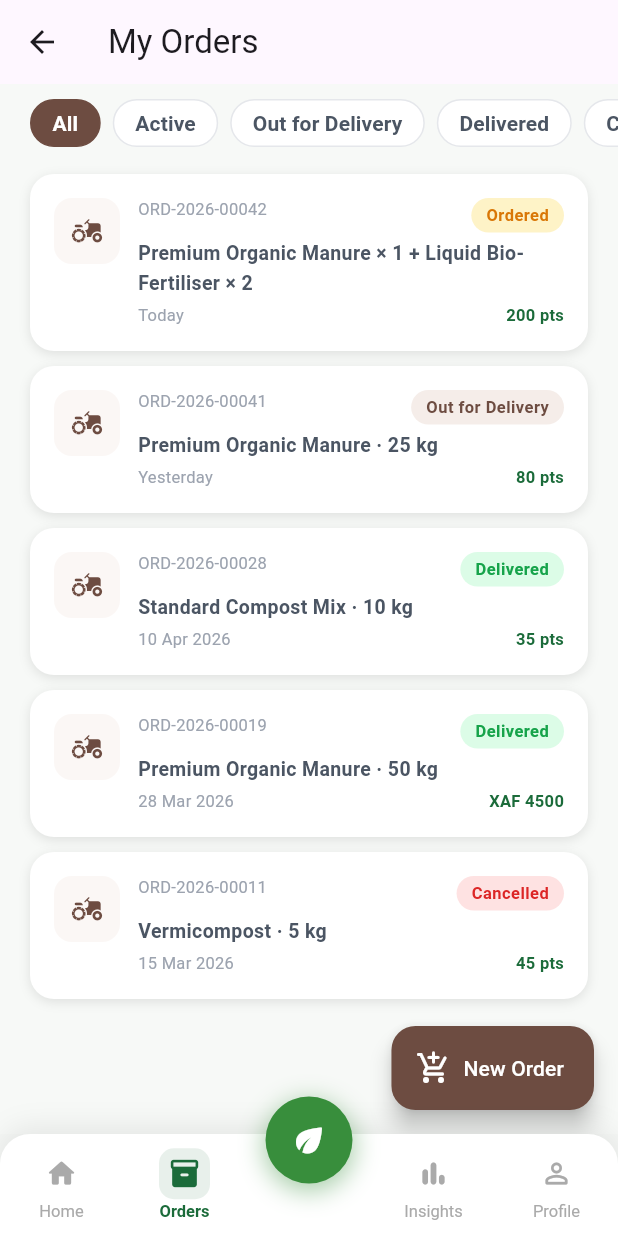
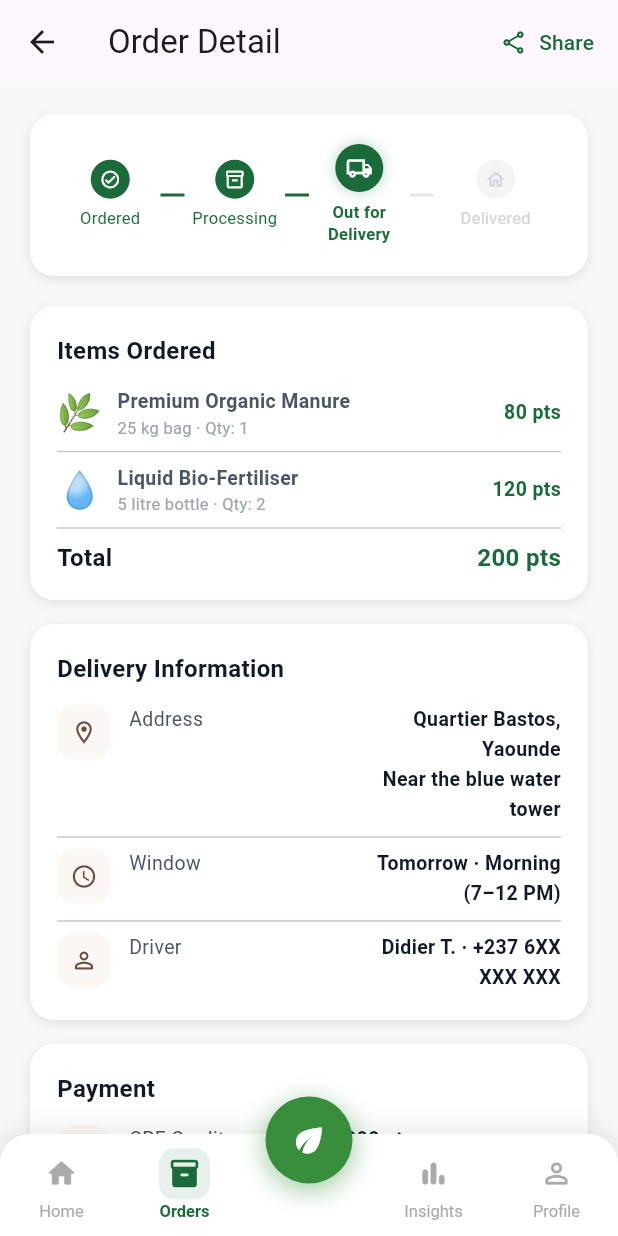
Before and after one commit to Kanjo-Elkamira-Ndi/crrf-mobile-platform, a Flutter app: the screen it shows after launch, on a phone screen of 412 x 824 dp. Run offline on Flutter 3.47's test engine with Material 3 defaults, Android fonts, the phone set to English and light mode, and no system bars; Roboto replaces fonts that are missing (DM Sans).

Commit message:
Created the farmers order detail  screen

```diff
--- a/mobile_app/lib/main.dart
+++ b/mobile_app/lib/main.dart
@@ -28,7 +28,8 @@
 // import 'package:crrfapp/pages/f04_cart_screen.dart';
 // import 'package:crrfapp/pages/f05_delivery_details_screen.dart';
 // import 'package:crrfapp/pages/f06_order_confirmation_screen.dart';
-import 'package:crrfapp/pages/f07_order_history_screen.dart';
+// import 'package:crrfapp/pages/f07_order_history_screen.dart';
+import 'package:crrfapp/pages/f08_order_detail_screen.dart';
 // import 'package:crrfapp/core/constants/app_constants.dart';
 import 'package:flutter/material.dart';
 
@@ -75,8 +76,8 @@ class MyApp extends StatelessWidget {
       // home: const CartScreen(),
       // home: const DeliveryDetailsScreen(),
       // home: const OrderConfirmationScreen(),
-      // home: const OrderDetailScreen(orderId: "123"),
-      home: const OrderHistoryScreen(),
+      home: const OrderDetailScreen(orderId: "123"),
+      // home: const OrderHistoryScreen(),
     );
   }
 }
--- /dev/null
+++ b/mobile_app/lib/pages/f08_order_detail_screen.dart
@@ -0,0 +1,477 @@
+import 'package:flutter/material.dart';
+import '../../../core/theme/app_colors.dart';
+import '../../../core/theme/app_text_styles.dart';
+import '../../../core/constants/app_constants.dart';
+import '../../../widgets/common_widgets.dart';
+
+// ═════════════════════════════════════════════════════════════
+// F-08 — Order Detail Screen
+// ═════════════════════════════════════════════════════════════
+/// Full order view with:
+///   • Status timeline (Ordered → Processing → Out for Delivery → Delivered)
+///   • Items list
+///   • Payment breakdown
+///   • Driver contact + delivery address
+class OrderDetailScreen extends StatelessWidget {
+  final String orderId;
+  const OrderDetailScreen({super.key, required this.orderId});
+
+  @override
+  Widget build(BuildContext context) {
+    // TODO: Fetch real data via OrderBloc using orderId
+    const status = OrderStatus.outForDelivery;
+
+    return FarmerScaffold(
+      currentTab: FarmerNavTab.orders,
+      body: Scaffold(
+        backgroundColor: AppColors.background,
+        appBar: AppBar(
+          title: const Text('Order Detail'),
+          leading: const BackButton(),
+          actions: [
+            TextButton.icon(
+              onPressed: () {}, // TODO: share/download receipt
+              icon: const Icon(Icons.share_outlined, size: 18),
+              label: const Text('Share'),
+              style: TextButton.styleFrom(
+                foregroundColor: AppColors.forestGreen,
+              ),
+            ),
+          ],
+        ),
+        body: ListView(
+          padding: const EdgeInsets.all(20),
+          children: [
+            // ── Status timeline ────────────────────────────────
+            _StatusTimeline(currentStatus: status),
+
+            const SizedBox(height: 20),
+
+            // ── Items card ────────────────────────────────────
+            _SectionCard(
+              title: 'Items Ordered',
+              child: Column(
+                children: [
+                  _ItemRow(
+                    emoji: '🌿',
+                    name: 'Premium Organic Manure',
+                    unit: '25 kg bag',
+                    qty: 1,
+                    price: '80 pts',
+                  ),
+                  const Divider(height: 16),
+                  _ItemRow(
+                    emoji: '💧',
+                    name: 'Liquid Bio-Fertiliser',
+                    unit: '5 litre bottle',
+                    qty: 2,
+                    price: '120 pts',
+                  ),
+                  const Divider(height: 16),
+                  Row(
+                    mainAxisAlignment: MainAxisAlignment.spaceBetween,
+                    children: [
+                      Text('Total', style: AppTextStyles.h4),
+                      Text(
+                        '200 pts',
+                        style: AppTextStyles.h4.copyWith(
+                          color: AppColors.forestGreen,
+                        ),
+                      ),
+                    ],
+                  ),
+                ],
+              ),
+            ),
+
+            const SizedBox(height: 16),
+
+            // ── Delivery info ─────────────────────────────────
+            _SectionCard(
+              title: 'Delivery Information',
+              child: Column(
+                children: [
+                  _DetailRow(
+                    icon: Icons.location_on_outlined,
+                    label: 'Address',
+                    value:
+                        'Quartier Bastos, Yaounde\nNear the blue water tower',
+                  ),
+                  const Divider(height: 16),
+                  _DetailRow(
+                    icon: Icons.schedule_rounded,
+                    label: 'Window',
+                    value: 'Tomorrow · Morning (7–12 PM)',
+                  ),
+                  const Divider(height: 16),
+                  _DetailRow(
+                    icon: Icons.person_outline_rounded,
+                    label: 'Driver',
+                    value: 'Didier T. · +237 6XX XXX XXX',
+                  ),
+                ],
+              ),
+            ),
+
+            const SizedBox(height: 16),
+
+            // ── Payment card ──────────────────────────────────
+            _SectionCard(
+              title: 'Payment',
+              child: Column(
+                children: [
+                  _DetailRow(
+                    icon: Icons.stars_rounded,
+                    label: 'CRF Credits used',
+                    value: '200 pts',
+                  ),
+                  const Divider(height: 16),
+                  _DetailRow(
+                    icon: Icons.payments_outlined,
+                    label: 'Cash on delivery',
+                    value: 'None',
+                  ),
+                ],
+              ),
+            ),
+
+            const SizedBox(height: 24),
+
+            // ── Cancel option (only if ordered/processing) ────
+            if (status == OrderStatus.ordered ||
+                status == OrderStatus.processing)
+              CrrfSecondaryButton(
+                label: 'Cancel Order',
+                onPressed: () => _showCancelDialog(context),
+                leadingIcon: Icons.cancel_outlined,
+              ),
+
+            const SizedBox(height: 24),
+          ],
+        ),
+      ),
+    );
+  }
+
+  void _showCancelDialog(BuildContext context) {
+    showDialog(
+      context: context,
+      builder: (_) => AlertDialog(
+        title: const Text('Cancel Order?'),
+        content: const Text(
+          'Credits will be refunded to your wallet within a few minutes.',
+        ),
+        actions: [
+          TextButton(
+            onPressed: () => Navigator.pop(context),
+            child: const Text('Keep Order'),
+          ),
+          TextButton(
+            onPressed: () {
+              Navigator.pop(context);
+              // TODO: OrderBloc.cancelOrder(orderId)
+            },
+            style: TextButton.styleFrom(foregroundColor: AppColors.errorRed),
+            child: const Text('Yes, Cancel'),
+          ),
+        ],
+      ),
+    );
+  }
+}
+
+// ─── Status timeline ──────────────────────────────────────────
+class _StatusTimeline extends StatelessWidget {
+  final OrderStatus currentStatus;
+  const _StatusTimeline({required this.currentStatus});
+
+  static const _steps = [
+    _TimelineStep(
+      status: OrderStatus.ordered,
+      label: 'Ordered',
+      icon: Icons.check_circle_outline_rounded,
+    ),
+    _TimelineStep(
+      status: OrderStatus.processing,
+      label: 'Processing',
+      icon: Icons.inventory_2_outlined,
+    ),
+    _TimelineStep(
+      status: OrderStatus.outForDelivery,
+      label: 'Out for Delivery',
+      icon: Icons.local_shipping_outlined,
+    ),
+    _TimelineStep(
+      status: OrderStatus.delivered,
+      label: 'Delivered',
+      icon: Icons.home_outlined,
+    ),
+  ];
+
+  int get _currentIndex {
+    switch (currentStatus) {
+      case OrderStatus.ordered:
+        return 0;
+      case OrderStatus.processing:
+        return 1;
+      case OrderStatus.outForDelivery:
+        return 2;
+      case OrderStatus.delivered:
+        return 3;
+      case OrderStatus.cancelled:
+        return -1;
+    }
+  }
+
+  @override
+  Widget build(BuildContext context) {
+    if (currentStatus == OrderStatus.cancelled) {
+      return Container(
+        padding: const EdgeInsets.all(16),
+        decoration: BoxDecoration(
+          color: AppColors.errorLight,
+          borderRadius: BorderRadius.circular(AppConstants.radiusL),
+          border: Border.all(color: AppColors.errorRed.withValues(alpha: 0.3)),
+        ),
+        child: Row(
+          children: [
+            const Icon(
+              Icons.cancel_rounded,
+              color: AppColors.errorRed,
+              size: 28,
+            ),
+            const SizedBox(width: 12),
+            Text(
+              'This order was cancelled.',
+              style: AppTextStyles.bodySmall.copyWith(
+                color: AppColors.errorRed,
+                fontWeight: FontWeight.w600,
+              ),
+            ),
+          ],
+        ),
+      );
+    }
+
+    return Container(
+      padding: const EdgeInsets.all(20),
+      decoration: BoxDecoration(
+        color: AppColors.white,
+        borderRadius: BorderRadius.circular(AppConstants.radiusL),
+        boxShadow: const [
+          BoxShadow(
+            color: AppColors.shadow,
+            blurRadius: 6,
+            offset: Offset(0, 2),
+          ),
+        ],
+      ),
+      child: Row(
+        children: List.generate(_steps.length, (i) {
+          final isDone = i <= _currentIndex;
+          final isCurrent = i == _currentIndex;
+          final isLast = i == _steps.length - 1;
+
+          return Expanded(
+            child: Row(
+              children: [
+                Expanded(
+                  child: Column(
+                    children: [
+                      // Circle
+                      AnimatedContainer(
+                        duration: AppConstants.animNormal,
+                        width: isCurrent ? 32 : 26,
+                        height: isCurrent ? 32 : 26,
+                        decoration: BoxDecoration(
+                          color: isDone
+                              ? AppColors.forestGreen
+                              : AppColors.surfaceGray,
+                          shape: BoxShape.circle,
+                          boxShadow: isCurrent
+                              ? [
+                                  BoxShadow(
+                                    color: AppColors.forestGreen.withValues(
+                                      alpha: 0.3,
+                                    ),
+                                    blurRadius: 8,
+                                  ),
+                                ]
+                              : [],
+                        ),
+                        child: Icon(
+                          _steps[i].icon,
+                          color: isDone ? AppColors.white : AppColors.textHint,
+                          size: isCurrent ? 18 : 14,
+                        ),
+                      ),
+                      const SizedBox(height: 6),
+                      Text(
+                        _steps[i].label,
+                        style: AppTextStyles.caption.copyWith(
+                          color: isDone
+                              ? AppColors.forestGreen
+                              : AppColors.textHint,
+                          fontWeight: isCurrent
+                              ? FontWeight.w700
+                              : FontWeight.w400,
+                        ),
+                        textAlign: TextAlign.center,
+                        maxLines: 2,
+                      ),
+                    ],
+                  ),
+                ),
+                // Connector line
+                if (!isLast)
+                  Container(
+                    width: 16,
+                    height: 2,
+                    color: i < _currentIndex
+                        ? AppColors.forestGreen
+                        : AppColors.borderLight,
+                  ),
+              ],
+            ),
+          );
+        }),
+      ),
+    );
+  }
+}
+
+class _TimelineStep {
+  final OrderStatus status;
+  final String label;
+  final IconData icon;
+  const _TimelineStep({
+    required this.status,
+    required this.label,
+    required this.icon,
+  });
+}
+
+// ─── Item row ─────────────────────────────────────────────────
+class _ItemRow extends StatelessWidget {
+  final String emoji, name, unit, price;
+  final int qty;
+  const _ItemRow({
+    required this.emoji,
+    required this.name,
+    required this.unit,
+    required this.qty,
+    required this.price,
+  });
+
+  @override
+  Widget build(BuildContext context) {
+    return Row(
+      children: [
+        Text(emoji, style: const TextStyle(fontSize: 24)),
+        const SizedBox(width: 10),
+        Expanded(
+          child: Column(
+            crossAxisAlignment: CrossAxisAlignment.start,
+            children: [
+              Text(
+                name,
+                style: AppTextStyles.bodySmall.copyWith(
+                  fontWeight: FontWeight.w600,
+                ),
+              ),
+              Text('$unit · Qty: $qty', style: AppTextStyles.caption),
+            ],
+          ),
+        ),
+        Text(
+          price,
+          style: AppTextStyles.bodySmall.copyWith(
+            color: AppColors.forestGreen,
+            fontWeight: FontWeight.w700,
+          ),
+        ),
+      ],
+    );
+  }
+}
+
+// ─── Section card ─────────────────────────────────────────────
+class _SectionCard extends StatelessWidget {
+  final String title;
+  final Widget child;
+  const _SectionCard({required this.title, required this.child});
+
+  @override
+  Widget build(BuildContext context) {
+    return Container(
+      padding: const EdgeInsets.all(18),
+      decoration: BoxDecoration(
+        color: AppColors.white,
+        borderRadius: BorderRadius.circular(AppConstants.radiusL),
+        boxShadow: const [
+          BoxShadow(
+            color: AppColors.shadow,
+            blurRadius: 6,
+            offset: Offset(0, 2),
+          ),
+        ],
+      ),
+      child: Column(
+        crossAxisAlignment: CrossAxisAlignment.start,
+        children: [
+          Text(title, style: AppTextStyles.h4),
+          const SizedBox(height: 14),
+          child,
+        ],
+      ),
+    );
+  }
+}
+
+// ─── Detail row ───────────────────────────────────────────────
+class _DetailRow extends StatelessWidget {
+  final IconData icon;
+  final String label, value;
+  const _DetailRow({
+    required this.icon,
+    required this.label,
+    required this.value,
+  });
+
+  @override
+  Widget build(BuildContext context) {
+    return Row(
+      crossAxisAlignment: CrossAxisAlignment.start,
+      children: [
+        Container(
+          width: 36,
+          height: 36,
+          decoration: BoxDecoration(
+            color: AppColors.brownLighter,
+            borderRadius: BorderRadius.circular(AppConstants.radiusM),
+          ),
+          child: Icon(icon, color: AppColors.earthBrown, size: 18),
+        ),
+        const SizedBox(width: 12),
+        Expanded(
+          child: Text(
+            label,
+            style: AppTextStyles.bodySmall.copyWith(
+              color: AppColors.textSecondary,
+            ),
+          ),
+        ),
+        Flexible(
+          child: Text(
+            value,
+            style: AppTextStyles.bodySmall.copyWith(
+              color: AppColors.textPrimary,
+              fontWeight: FontWeight.w600,
+            ),
+            textAlign: TextAlign.right,
+          ),
+        ),
+      ],
+    );
+  }
+}
```
